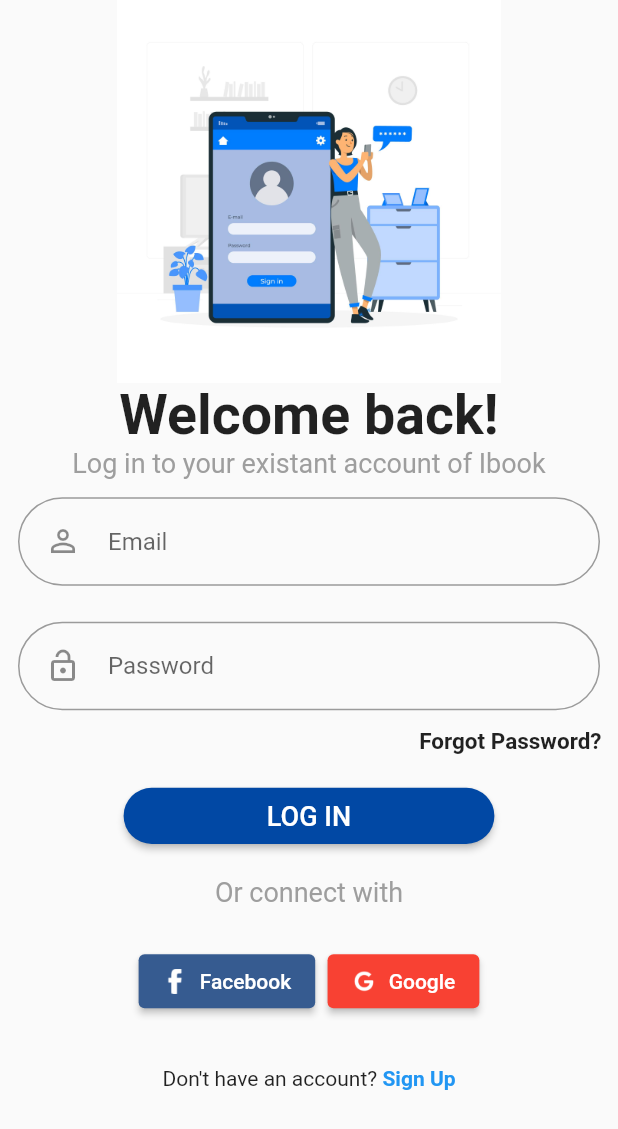
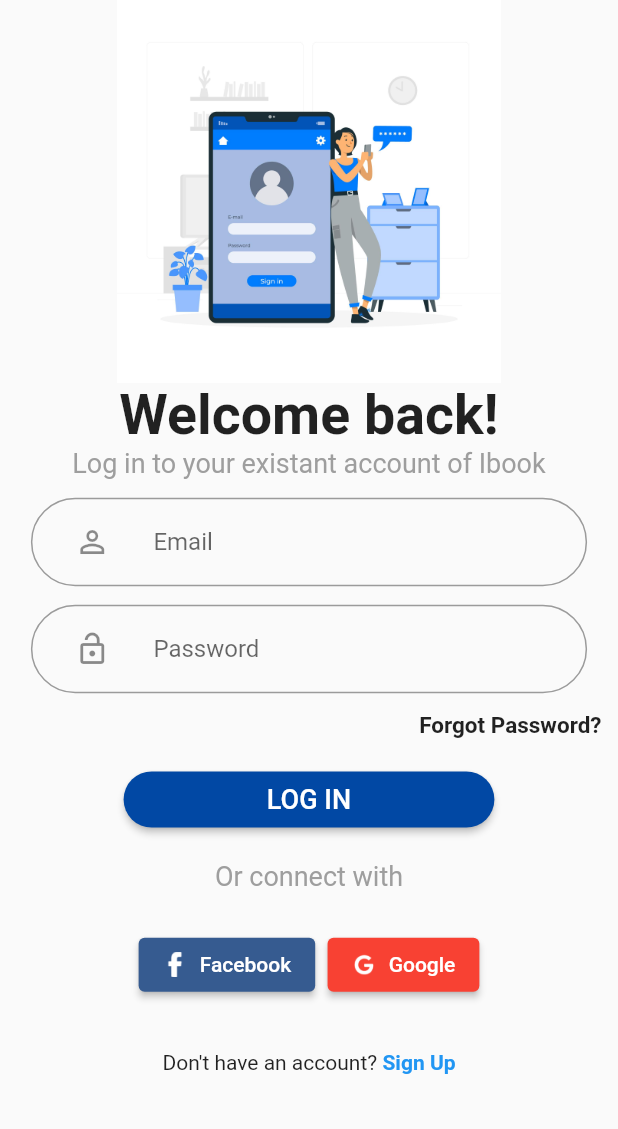
Before and after one commit to SheikhAman/Login-Screen-Flutter-UI, a Flutter app: the screen it shows after launch, on a phone screen of 412 x 824 dp. Shown: the top 1129 px of the screen. Run offline on Flutter 3.47's test engine with Material 2 defaults, Android fonts, the phone set to English and light mode, and no system bars.

Commit message:
Login Screen

```diff
--- a/login_screen/lib/pages/login_page.dart
+++ b/login_screen/lib/pages/login_page.dart
@@ -25,12 +25,17 @@ class LoginPage extends StatelessWidget {
             textAlign: TextAlign.center,
             style: TextStyle(fontSize: 18, color: Colors.grey),
           ),
+          SizedBox(
+            height: MediaQuery.of(context).size.height * 0.015,
+          ),
           Padding(
-            padding: const EdgeInsets.all(12.0),
+            padding: EdgeInsets.symmetric(
+                horizontal: MediaQuery.of(context).size.width * 0.05),
             child: TextField(
               decoration: InputDecoration(
                 prefixIcon: Padding(
-                  padding: const EdgeInsets.only(left: 18.0, right: 18.0),
+                  padding: EdgeInsets.symmetric(
+                      horizontal: MediaQuery.of(context).size.width * 0.07),
                   child: Icon(Icons.person_outline_outlined),
                 ),
                 hintText: 'Email',
@@ -40,12 +45,18 @@ class LoginPage extends StatelessWidget {
               ),
             ),
           ),
+          SizedBox(
+            height: MediaQuery.of(context).size.height * 0.015,
+          ),
           Padding(
-            padding: const EdgeInsets.all(12.0),
+            padding: EdgeInsets.symmetric(
+                horizontal: MediaQuery.of(context).size.width * 0.05),
             child: TextField(
+              obscureText: true,
               decoration: InputDecoration(
                 prefixIcon: Padding(
-                  padding: const EdgeInsets.only(left: 18.0, right: 18.0),
+                  padding: EdgeInsets.symmetric(
+                      horizontal: MediaQuery.of(context).size.width * 0.07),
                   child: Icon(Icons.lock_open_outlined),
                 ),
                 hintText: 'Password',
@@ -54,6 +65,9 @@ class LoginPage extends StatelessWidget {
                 ),
               ),
             ),
+          ),
+          SizedBox(
+            height: MediaQuery.of(context).size.height * 0.015,
           ),
           Padding(
             padding: const EdgeInsets.only(right: 11.0),
```
Also changed, not shown: Log In (3).JPG (added), Log In.JPG (deleted).
